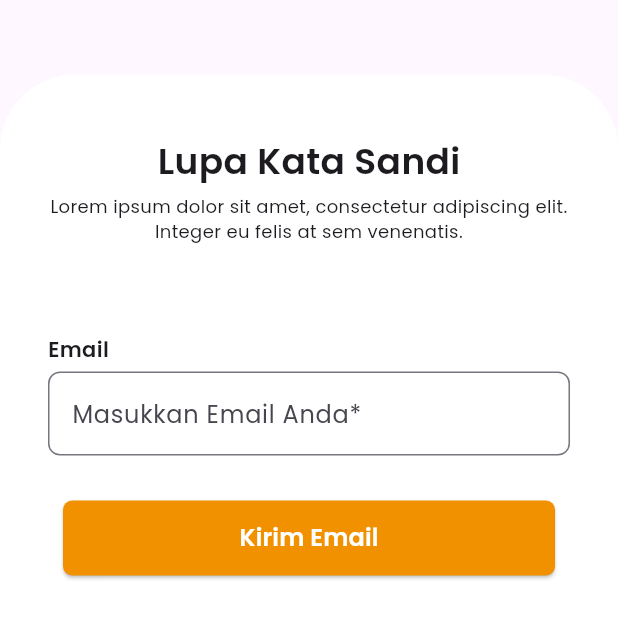
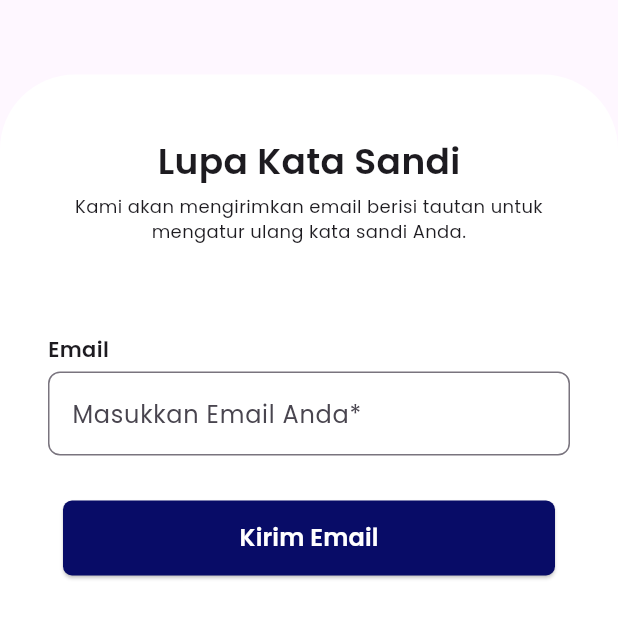
Before and after one commit to Azkhal20/HPP-Apps, a Flutter app: the screen it shows after launch, after a tap on "Masuk", after a tap on "Lupa Password?", on a phone screen of 412 x 824 dp, the part 197-836 px from its top. Run offline on Flutter 3.47's test engine with Material 3 defaults, Android fonts, the phone set to English and light mode, and no system bars; our stand-ins replace firebase_auth, firebase_core, flutter_form_builder, form_builder_validators, get, sms_autofill; accounts and stored records are empty.

Commit message:
add login auth & tidy up the color

```diff
--- a/lib/auth/forgot.dart
+++ b/lib/auth/forgot.dart
@@ -40,7 +40,7 @@ class ForgotPage extends StatelessWidget {
                           fontSize: 12,
                           fontWeight: FontWeight.w500,
                         ),
-                        'Lorem ipsum dolor sit amet, consectetur adipiscing elit. Integer eu felis at sem venenatis.',
+                        'Kami akan mengirimkan email berisi tautan untuk mengatur ulang kata sandi Anda.',
                         textAlign: TextAlign.center,
                         ),
                     ),
@@ -91,7 +91,7 @@ class ForgotPage extends StatelessWidget {
                         padding: const EdgeInsets.symmetric(horizontal: 16),
                         child: ElevatedButton(
                           style: ElevatedButton.styleFrom(
-                            backgroundColor: Color(0xFFF29100),
+                            backgroundColor: Color(0xFF080C67),
                             shape: RoundedRectangleBorder(
                             borderRadius: BorderRadius.circular(6),
                             ),
--- a/lib/auth/login.dart
+++ b/lib/auth/login.dart
@@ -1,13 +1,15 @@
 import 'package:flutter/material.dart';
 import 'package:flutter_form_builder/flutter_form_builder.dart';
 import 'package:form_builder_validators/form_builder_validators.dart';
+import 'package:get/get.dart';
+import 'package:get/get_core/src/get_main.dart';
 import 'package:hpp_tax_center/auth/regist_page.dart';
 import 'package:hpp_tax_center/auth/forgot.dart';
-import 'package:hpp_tax_center/view/persediaan_awal.dart';
+import 'package:hpp_tax_center/pages/home_page.dart';
+import 'package:hpp_tax_center/user_auth/auth_controller.dart';
 
 class LoginPage extends StatefulWidget {
   LoginPage({super.key});
-  final _formKey = GlobalKey<FormBuilderState>();
 
   @override
   _LoginPageState createState() => _LoginPageState();
@@ -15,6 +17,11 @@ class LoginPage extends StatefulWidget {
 
 class _LoginPageState extends State<LoginPage> {
   bool isChecked = false; // State untuk Checkbox
+
+  final emailC = TextEditingController(text: "testlogin@gmail.com");
+  final passC = TextEditingController(text: "123123");
+
+  final authC = Get.find<AuthController>();
 
   @override
   Widget build(BuildContext context) {
@@ -53,7 +60,7 @@ class _LoginPageState extends State<LoginPage> {
                     Padding(
                       padding: const EdgeInsets.symmetric(horizontal: 32),
                       child: Text(
-                        'Username',
+                        'Email',
                         style: TextStyle(
                           fontWeight: FontWeight.w600,
                           fontSize: 14,
@@ -67,18 +74,19 @@ class _LoginPageState extends State<LoginPage> {
                 Padding(
                   padding: const EdgeInsets.symmetric(horizontal: 32),
                   child: FormBuilderTextField(
-                    key: Key('username'),
-                    name: 'username',
+                    controller: emailC,
+                    key: Key('email'),
+                    name: 'email',
                     decoration: InputDecoration(
                       border: OutlineInputBorder(
                         borderRadius: BorderRadius.circular(8),
                         borderSide: BorderSide(),
                       ),
-                      hintText: 'Masukkan Username Anda*',
+                      hintText: 'Masukkan Email Anda*',
                     ),
                     validator: FormBuilderValidators.compose([
                       FormBuilderValidators.required(
-                          errorText: 'Username wajib diisi'),
+                          errorText: 'Email wajib diisi'),
                       FormBuilderValidators.email(),
                     ]),
                   ),
@@ -106,6 +114,7 @@ class _LoginPageState extends State<LoginPage> {
                 Padding(
                   padding: const EdgeInsets.symmetric(horizontal: 32),
                   child: FormBuilderTextField(
+                    controller: passC,
                     key: Key('password'),
                     name: 'password',
                     decoration: InputDecoration(
@@ -174,18 +183,13 @@ class _LoginPageState extends State<LoginPage> {
                       padding: const EdgeInsets.symmetric(horizontal: 20),
                       child: ElevatedButton(
                         style: ElevatedButton.styleFrom(
-                          backgroundColor: Color(0xFFF29100),
+                          backgroundColor: Color(0xFF080C67),
                           shape: RoundedRectangleBorder(
                             borderRadius: BorderRadius.circular(6),
                           ),
                         ),
                         key: Key('Login'),
-                        onPressed: () {
-                          Navigator.pushReplacement(
-                              context,
-                              MaterialPageRoute(
-                                  builder: (context) => PerAwal()));
-                        },
+                        onPressed: () => authC.login(emailC.text, passC.text),
                         child: Text(
                           style: TextStyle(
                             color: Colors.white,
--- a/lib/auth/otp.dart
+++ b/lib/auth/otp.dart
@@ -93,7 +93,7 @@ class _OtpState extends State<Otp> {
                       padding: const EdgeInsets.symmetric(horizontal: 14),
                       child: ElevatedButton(
                         style: ElevatedButton.styleFrom(
-                          backgroundColor: Color(0xFFF29100),
+                          backgroundColor: Color(0xFF080C67),
                           shape: RoundedRectangleBorder(
                             borderRadius: BorderRadius.circular(6),
                           ),
@@ -147,7 +147,7 @@ class _OtpState extends State<Otp> {
                         child: Text(
                             style: TextStyle(
                               fontWeight: FontWeight.w600,
-                              color: Color(0xFFF29100),
+                              color: Color(0xFF4060F2),
                             ),
                             'Kirim ulang'),
                       ),
--- a/lib/auth/otp_success.dart
+++ b/lib/auth/otp_success.dart
@@ -36,7 +36,7 @@ class OtpSuccess extends StatelessWidget {
                   height: 80,
                   decoration: BoxDecoration(
                     borderRadius: BorderRadius.all(Radius.circular(100)),
-                    color: Color(0xffF29100),
+                    color: Color(0xff00F2C1),
                   ),
                   child: Icon(Icons.check, color: Colors.white, size: 50),
                 ),
@@ -69,7 +69,7 @@ class OtpSuccess extends StatelessWidget {
                   padding: const EdgeInsets.symmetric(horizontal: 30),
                   child: ElevatedButton(
                     style: ElevatedButton.styleFrom(
-                      backgroundColor: Color(0xFFF29100),
+                      backgroundColor: Color(0xFF080C67),
                       shape: RoundedRectangleBorder(
                         borderRadius: BorderRadius.circular(6),
                       ),
--- a/lib/auth/regist_page.dart
+++ b/lib/auth/regist_page.dart
@@ -2,14 +2,18 @@ import 'package:flutter/material.dart';
 import 'package:flutter/services.dart';
 import 'package:flutter_form_builder/flutter_form_builder.dart';
 import 'package:form_builder_validators/form_builder_validators.dart';
+import 'package:get/get.dart';
 import 'package:hpp_tax_center/auth/login.dart';
 import 'package:hpp_tax_center/auth/otp.dart';
+import 'package:hpp_tax_center/user_auth/auth_controller.dart';
 import 'package:sms_autofill/sms_autofill.dart';
 
 
 
 class RegistPage extends StatelessWidget {
   final _formKey = GlobalKey<FormBuilderState>();
+
+  final authC = Get.find<AuthController>();
 
   @override
   Widget build(BuildContext context) {
@@ -200,7 +204,7 @@ class RegistPage extends StatelessWidget {
                         padding: const EdgeInsets.symmetric(horizontal: 16),
                         child: ElevatedButton(
                           style: ElevatedButton.styleFrom(
-                            backgroundColor: Color(0xFFF29100),
+                            backgroundColor: Color(0xFF080C67),
                             shape: RoundedRectangleBorder(
                             borderRadius: BorderRadius.circular(6),
                             ),
--- a/lib/auth/reset.dart
+++ b/lib/auth/reset.dart
@@ -40,7 +40,7 @@ class ResetPage extends StatelessWidget {
                           fontSize: 12,
                           fontWeight: FontWeight.w500,
                         ),
-                        'Lorem ipsum dolor sit amet, consectetur adipiscing elit. Integer eu felis at sem venenatis.',
+                        'Yuk, kita atur ulang kata sandi Anda agar akun Anda tetap aman!',
                         textAlign: TextAlign.center,
                         ),
                     ),
@@ -135,7 +135,7 @@ class ResetPage extends StatelessWidget {
                         padding: const EdgeInsets.symmetric(horizontal: 16),
                         child: ElevatedButton(
                           style: ElevatedButton.styleFrom(
-                            backgroundColor: Color(0xFFF29100),
+                            backgroundColor: Color(0xFF080C67),
                             shape: RoundedRectangleBorder(
                             borderRadius: BorderRadius.circular(6),
                             ),
--- a/lib/main.dart
+++ b/lib/main.dart
@@ -1,6 +1,12 @@
+import 'package:firebase_auth/firebase_auth.dart';
 import 'package:flutter/material.dart';
 import 'package:firebase_core/firebase_core.dart';
+import 'package:get/get.dart';
 import 'firebase_options.dart';
+
+import 'package:hpp_tax_center/user_auth/auth_controller.dart';
+import 'package:hpp_tax_center/utils/loading.dart';
+import 'package:hpp_tax_center/routes/routes.dart';
 
 import 'package:hpp_tax_center/view/persediaan_awal.dart';
 import 'package:hpp_tax_center/view/splash_view.dart';
@@ -21,20 +27,42 @@ void main() async{
   await Firebase.initializeApp(
     options: DefaultFirebaseOptions.currentPlatform,
 );
-  runApp(const App());
+  runApp( App());
 }
 
 class App extends StatelessWidget {
-  const App({super.key});
+  final authC = Get.put(AuthController(), permanent: true);
 
   @override
   Widget build(BuildContext context) {
-    return MaterialApp(
-      debugShowCheckedModeBanner: false,
-      theme: ThemeData(
-        fontFamily: 'Poppins',
-      ),
-      home: RegistPage(),
+    return StreamBuilder<User?>(
+      stream: authC.streamAuthStatus,
+      builder: (context, snapshot){
+        print(snapshot.data);
+        if(snapshot.connectionState == ConnectionState.active){
+          return GetMaterialApp(
+            debugShowCheckedModeBanner: false,
+            title: 'HPP Tax Center',
+            theme: ThemeData(
+              fontFamily: 'Poppins',
+            ),
+            initialRoute: snapshot.data != null ? Routes.home : Routes.splash,
+            getPages: [
+              GetPage(name: Routes.splash, page: () => SplashView()),
+              GetPage(name: Routes.login, page: () => LoginPage()),
+              GetPage(name: Routes.regist, page: () => RegistPage()),
+              GetPage(name: Routes.forgot, page: () => ForgotPage()),
+              GetPage(name: Routes.otp, page: () => Otp()),
+              GetPage(name: Routes.otpSuccess, page: () => OtpSuccess()),
+              GetPage(name: Routes.reset, page: () => ResetPage()),
+              GetPage(name: Routes.home, page: () => HomePage()),
+              GetPage(name: Routes.persediaanAwal, page: () => PerAwal()),
+            ],
+            // home: snapshot.data != null ? HomePage() : SplashView(),
+          );
+        }
+        return LoadingView();
+      },
     );
   }
 }
--- /dev/null
+++ b/lib/routes/routes.dart
@@ -0,0 +1,21 @@
+// UNTUK ROUTING PAGE
+class Routes {
+  // Jika ingin pindah halaman:
+  // initialRoute: Routes.splash,
+  static const String splash = '/splash';
+  static const String login = '/login';
+  static const String regist = '/regist';
+  static const String forgot = '/forgot';
+  static const String otp = '/otp';
+  static const String otpSuccess = '/otp-success';
+  static const String reset = '/reset';
+  static const String home = '/home';
+  static const String profile = '/profile';
+  static const String persediaanAwal = '/persediaan_awal';
+
+  // Jika ingin pindah halaman tanpa mengirim data:
+  // initialRoute: Routes.splash,
+  // getPages: [
+  //   GetPage(name: Routes.home, page: () => HomePage()),
+  // ],
+}
--- /dev/null
+++ b/lib/user_auth/auth_controller.dart
@@ -0,0 +1,31 @@
+import 'package:firebase_auth/firebase_auth.dart';
+import 'package:get/get.dart';
+import 'package:hpp_tax_center/routes/routes.dart';
+
+class AuthController extends GetxController{
+  FirebaseAuth auth = FirebaseAuth.instance;
+
+  Stream<User?> get streamAuthStatus => auth.authStateChanges();
+
+  void login (String email, String password) async {
+    try {
+      await auth.signInWithEmailAndPassword(
+      email: email,
+      password: password,
+      );
+      Get.offAllNamed(Routes.home);
+    } on FirebaseAuthException catch (e) {
+      if (e.code == 'user-not-found') {
+        print('No user found for that email.');
+      } else if (e.code == 'wrong-password') {
+        print('Wrong password provided for that user.');
+      }
+    }
+  }
+  void signup () {}
+  void logout () async {
+    await FirebaseAuth.instance.signOut();
+    Get.offAllNamed(Routes.splash);
+  }
+
+}
--- /dev/null
+++ b/lib/utils/loading.dart
@@ -0,0 +1,16 @@
+import 'package:flutter/material.dart';
+
+class LoadingView extends StatelessWidget {
+  const LoadingView({super.key});
+
+  @override
+  Widget build(BuildContext context) {
+    return MaterialApp(
+      home: Scaffold(
+        body: Center(
+          child: CircularProgressIndicator(),
+        ),
+      ),
+    );
+  }
+}
--- a/lib/view/splash_view.dart
+++ b/lib/view/splash_view.dart
@@ -19,9 +19,9 @@ class SplashView extends StatelessWidget {
             ),
             SizedBox(height: 20),
             Text(
-              'Penjelasan \n HPP/Fitur yang \n pada Apps ini',
+              'Kelola Barang Jual\nAnda Dengan Mudah',
               style: TextStyle(
-                fontSize: 20,
+                fontSize: 24,
                 fontWeight: FontWeight.w600,
                 fontFamily: 'Poppins',
               ),
@@ -33,7 +33,7 @@ class SplashView extends StatelessWidget {
                 horizontal: 16,
               ),
               child: Text(
-                'Lorem ipsum dolor sit amet, consectetur adipiscing elit. Integer eu felis at sem venenatis consequat. Lorem ipsum dolor sit amet, consectetur adipiscing elit. Integer eu felis at sem venenatis consequat.',
+                'Tingkatkan harga penjualaan anda melalui Aplikasi\nini untuk membantu lebih terstruktur dan mudah.',
                 style: TextStyle(
                   fontSize: 12,
                   fontWeight: FontWeight.w500,
@@ -51,7 +51,7 @@ class SplashView extends StatelessWidget {
                   height: 50,
                   child: TextButton(
                     style: TextButton.styleFrom(
-                      backgroundColor: Color(0xffF29100),
+                      backgroundColor: Color(0xff080C67),
                       shape: RoundedRectangleBorder(
                       borderRadius: BorderRadius.circular(6),
                       ),
@@ -78,7 +78,7 @@ class SplashView extends StatelessWidget {
                       backgroundColor: Color(0xffffffff),
                       shape: RoundedRectangleBorder(
                       borderRadius: BorderRadius.circular(6),
-                      side: BorderSide(color: Color(0xff253475)),
+                      side: BorderSide(color: Color(0xffF29100)),
                       ),
                     ),
                     onPressed: () {
--- a/pubspec.yaml
+++ b/pubspec.yaml
@@ -43,6 +43,8 @@ dependencies:
   get: ^4.6.6
   firebase_core: ^3.4.1
   firebase_auth: ^5.2.1
+  cloud_firestore: ^5.4.1
+  firebase_storage: ^12.3.0
 
 dev_dependencies:
   flutter_test:
```
Also changed, not shown: lib/pages/home_page.dart (+60 -38 lines), lib/pages/profile_page.dart (+9 -1 lines), lib/provider/auth_provider.dart (deleted, +0 -40 lines), lib/user_auth/auth_provider.dart (added, +40 -0 lines), pubspec.lock, 6 other files.
